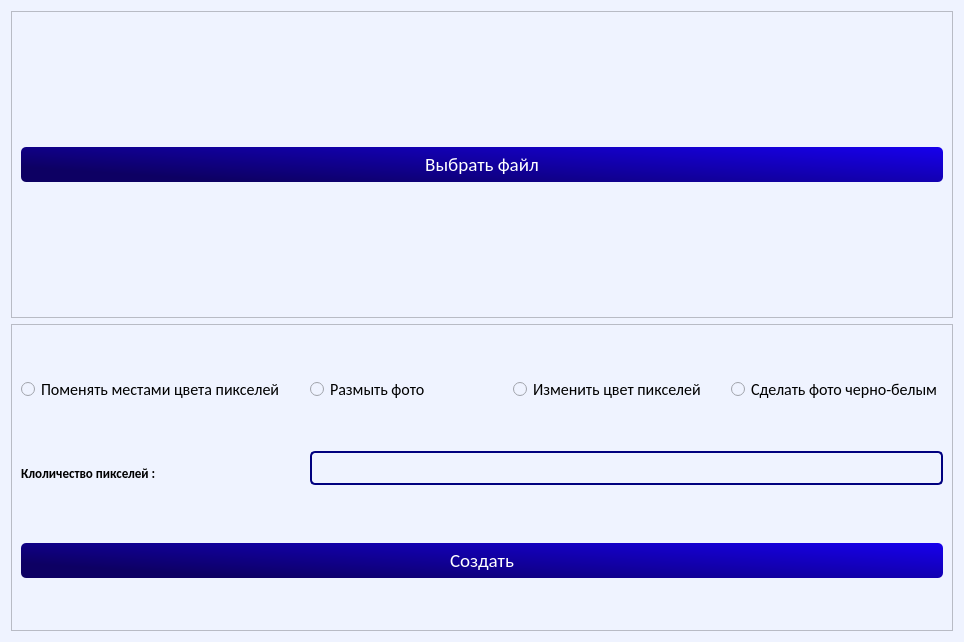
This is ui/main.ui in nais2008/progect_yandex as Qt 5 draws it before an edit. The edited form follows.
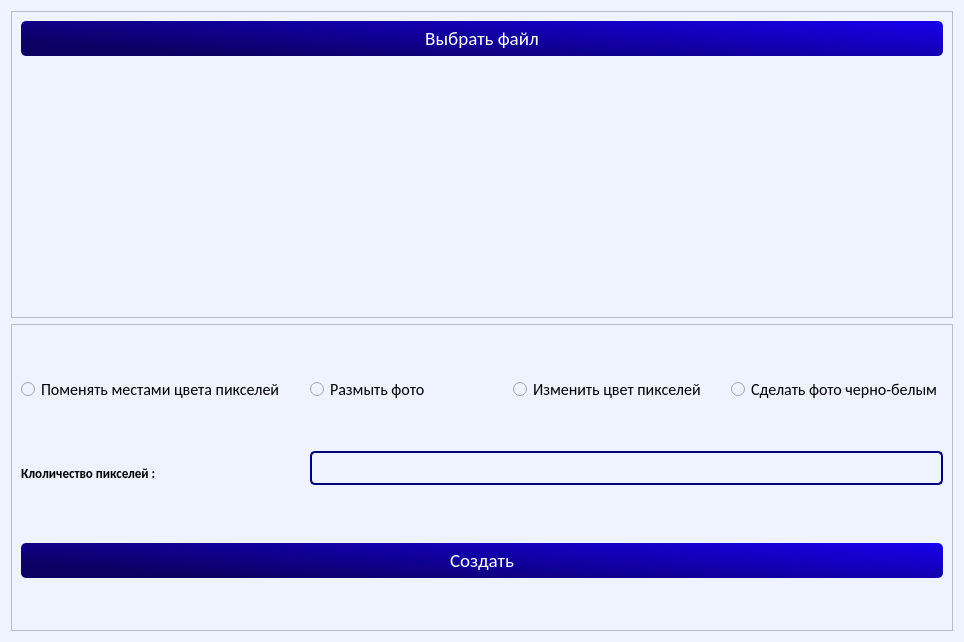
This is the edited form.

Diff of the .ui file:
```diff
--- a/ui/main.ui
+++ b/ui/main.ui
@@ -71,6 +71,24 @@
         </property>
        </widget>
       </item>
+      <item>
+       <widget class="QLabel" name="picture">
+        <property name="layoutDirection">
+         <enum>Qt::LeftToRight</enum>
+        </property>
+        <property name="styleSheet">
+         <string notr="true">QLabel{
+padding-top:5px;
+}</string>
+        </property>
+        <property name="text">
+         <string/>
+        </property>
+        <property name="alignment">
+         <set>Qt::AlignBottom|Qt::AlignHCenter</set>
+        </property>
+       </widget>
+      </item>
      </layout>
     </widget>
    </item>
```
